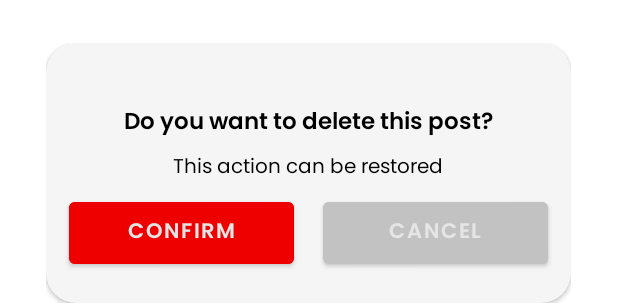
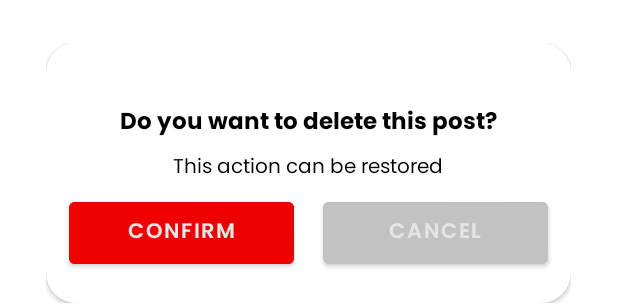
Before and after one commit to T1-Softwaree-Engineers/MZMOTORS-ADMIN-APP, an Android app: the layout delete_dialog.xml on its own in the app's theme, with its tools: preview values and no code run, on a phone screen of 412 x 824 dp. Shown: the part 445-749 px from the top of the screen. Run offline under Robolectric (Android 15) with nearby library versions, the phone set to English and light mode, and no system bars; network calls fail; Roboto replaces fonts that are not available here.

Commit message:
All Post working with delete

```diff
--- a/app/src/main/java/com/example/mzmotors_admin/AllPost.java
+++ b/app/src/main/java/com/example/mzmotors_admin/AllPost.java
@@ -63,6 +63,7 @@ public class AllPost extends AppCompatActivity {
                     for (int i=0; i < response.length(); i++){
                         jsonObject = response.getJSONObject(i);
                         String pId = "" + jsonObject.getInt("id_post");
+                        String pEUser = jsonObject.getString("email_user");
                         String pTitle = jsonObject.getString("titulo");
                         double pPrice = jsonObject.getDouble("precio");
                         String pFoto = jsonObject.getString("photos");
@@ -77,7 +78,7 @@ public class AllPost extends AppCompatActivity {
                         int pAutorizada = jsonObject.getInt("autorizada");
                         int pVendida = jsonObject.getInt("vendida");
 
-                        elements.add(new ListElement(pId, pFoto, pTitle, pMarca, pModelo, pAño, pPrice, pUbicacion, pFeatures, pCondicion, pDescripcion, pAutorizada, pVendida));
+                        elements.add(new ListElement(pId, pEUser, pFoto, pTitle, pMarca, pModelo, pAño, pPrice, pUbicacion, pFeatures, pCondicion, pDescripcion, pAutorizada, pVendida));
                     }
                     init();
                 } catch (JSONException e) {
--- a/app/src/main/java/com/example/mzmotors_admin/PendingPost.java
+++ b/app/src/main/java/com/example/mzmotors_admin/PendingPost.java
@@ -72,6 +72,7 @@ public class PendingPost extends AppCompatActivity {
                     for (int i=0; i < response.length(); i++){
                         jsonObject = response.getJSONObject(i);
                         String pId = "" + jsonObject.getInt("id_post");
+                        String pEUser = jsonObject.getString("email_user");
                         String pTitle = jsonObject.getString("titulo");
                         double pPrice = jsonObject.getDouble("precio");
                         String pFoto = jsonObject.getString("photos");
@@ -86,7 +87,7 @@ public class PendingPost extends AppCompatActivity {
                         int pAutorizada = jsonObject.getInt("autorizada");
                         int pVendida = jsonObject.getInt("vendida");
 
-                        elements.add(new ListElement(pId, pFoto, pTitle, pMarca, pModelo, pAño, pPrice, pUbicacion, pFeatures, pCondicion, pDescripcion, pAutorizada, pVendida));
+                        elements.add(new ListElement(pId, pEUser, pFoto, pTitle, pMarca, pModelo, pAño, pPrice, pUbicacion, pFeatures, pCondicion, pDescripcion, pAutorizada, pVendida));
                     }
                     init();
                 } catch (JSONException e) {
--- a/app/src/main/res/drawable/bg_features.xml
+++ b/app/src/main/res/drawable/bg_features.xml
@@ -2,7 +2,7 @@
 <vector
     xmlns:android="http://schemas.android.com/apk/res/android"
     xmlns:aapt="http://schemas.android.com/aapt"
-    android:width="123dp"
+    android:width="80dp"
     android:height="28dp"
     android:viewportWidth="123"
     android:viewportHeight="28"
--- /dev/null
+++ b/app/src/main/res/drawable/ic_baseline_filter_list_24.xml
@@ -0,0 +1,5 @@
+<vector android:height="24dp" android:tint="#000000"
+    android:viewportHeight="24" android:viewportWidth="24"
+    android:width="24dp" xmlns:android="http://schemas.android.com/apk/res/android">
+    <path android:fillColor="@android:color/white" android:pathData="M10,18h4v-2h-4v2zM3,6v2h18L21,6L3,6zM6,13h12v-2L6,11v2z"/>
+</vector>
--- /dev/null
+++ b/app/src/main/res/font/poppins_bold.xml
@@ -0,0 +1,7 @@
+<?xml version="1.0" encoding="utf-8"?>
+<font-family xmlns:app="http://schemas.android.com/apk/res-auto"
+        app:fontProviderAuthority="com.google.android.gms.fonts"
+        app:fontProviderPackage="com.google.android.gms"
+        app:fontProviderQuery="name=Poppins&amp;weight=700"
+        app:fontProviderCerts="@array/com_google_android_gms_fonts_certs">
+</font-family>
--- a/app/src/main/res/layout/delete_dialog.xml
+++ b/app/src/main/res/layout/delete_dialog.xml
@@ -8,7 +8,6 @@
     <androidx.cardview.widget.CardView
         android:layout_width="match_parent"
         android:layout_height="match_parent"
-        android:backgroundTint="#F5F5F5"
         app:cardCornerRadius="20dp">
 
         <RelativeLayout
@@ -16,12 +15,12 @@
             android:layout_height="match_parent">
 
             <TextView
-                android:id="@+id/txt1"
+                android:id="@+id/txt1Mensaje"
                 android:layout_width="270dp"
                 android:layout_height="wrap_content"
                 android:layout_centerHorizontal="true"
                 android:layout_marginTop="40dp"
-                android:fontFamily="@font/poppins_semibold"
+                android:fontFamily="@font/poppins_bold"
                 android:gravity="center"
                 android:text="Do you want to delete this post?"
                 android:textColor="@color/black"
@@ -30,7 +29,7 @@
             <TextView
                 android:layout_width="270dp"
                 android:layout_height="wrap_content"
-                android:layout_below="@+id/txt1"
+                android:layout_below="@+id/txt1Mensaje"
                 android:layout_centerHorizontal="true"
                 android:layout_marginTop="5dp"
                 android:fontFamily="@font/poppins"
```
Also changed, not shown: app/src/main/java/com/example/mzmotors_admin/ListAdapter.java (+91 -4 lines), app/src/main/java/com/example/mzmotors_admin/ListElement.java (+11 -1 lines), app/src/main/res/drawable/footer_bg.xml (added, +9 -0 lines), app/src/main/res/drawable/im1.jpeg (added), app/src/main/res/drawable/im2.jpeg (added), app/src/main/res/drawable/im3.jpeg (added), app/src/main/res/drawable/im4.jpeg (added), app/src/main/res/drawable/im5.jpeg (added).
